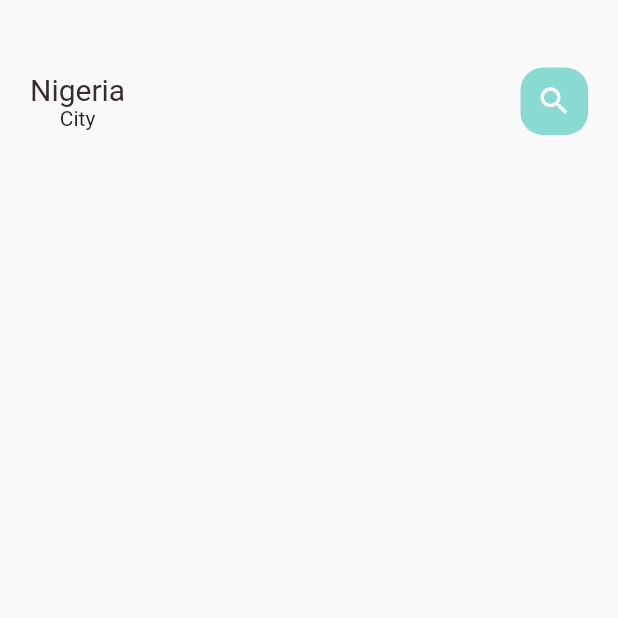
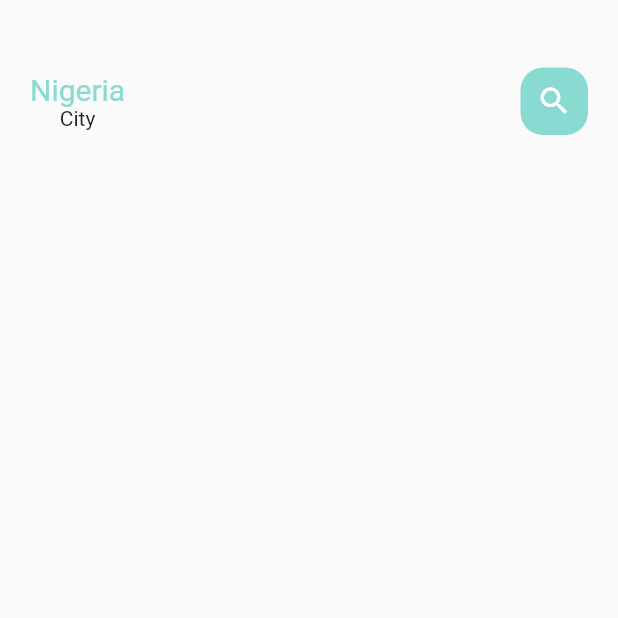
Before and after one commit to ChidiChuks/food_delivery, a Flutter app: the screen it shows after launch, on a phone screen of 412 x 824 dp, the top half of it. Run offline on Flutter 3.47's test engine with Material 2 defaults, Android fonts, the phone set to English and light mode, and no system bars.

```diff
--- a/lib/home/main_food_page.dart
+++ b/lib/home/main_food_page.dart
@@ -30,7 +30,10 @@ class _MainFoodPageState extends State<MainFoodPage> {
                 children: [
                   Column(
                     children: [
-                      BigText(text: "Nigeria"),
+                      BigText(
+                        text: "Nigeria",
+                        color: AppColors.mainColor,
+                      ),
                       Text("City"),
                     ],
                   ),
```
Also changed, not shown: lib/widgets/small_text.dart (added, +28 -0 lines).
